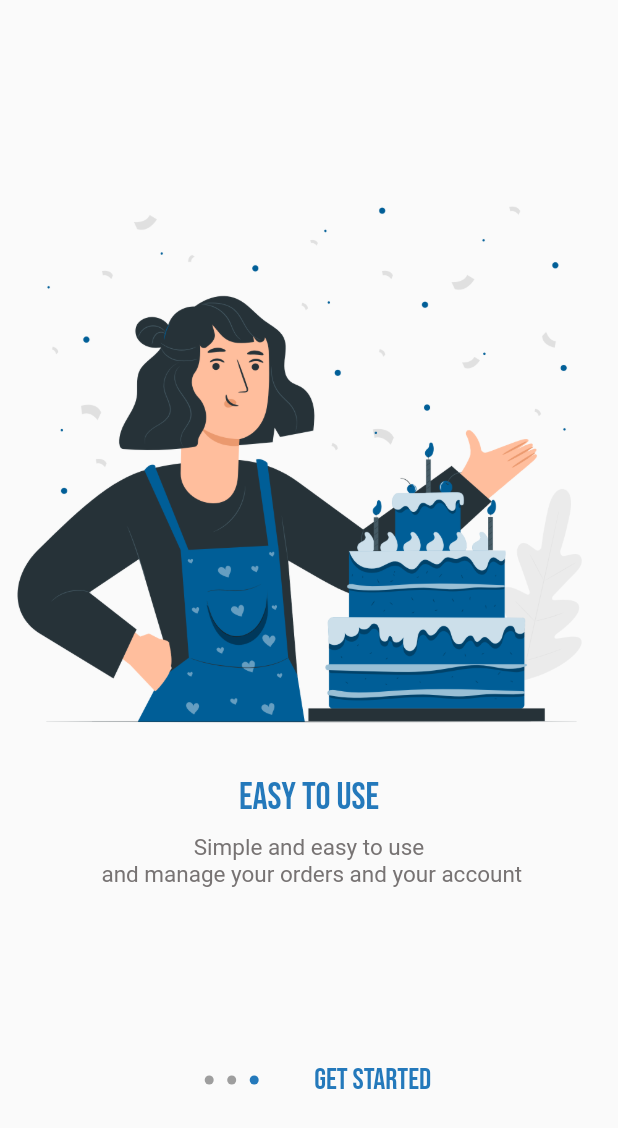
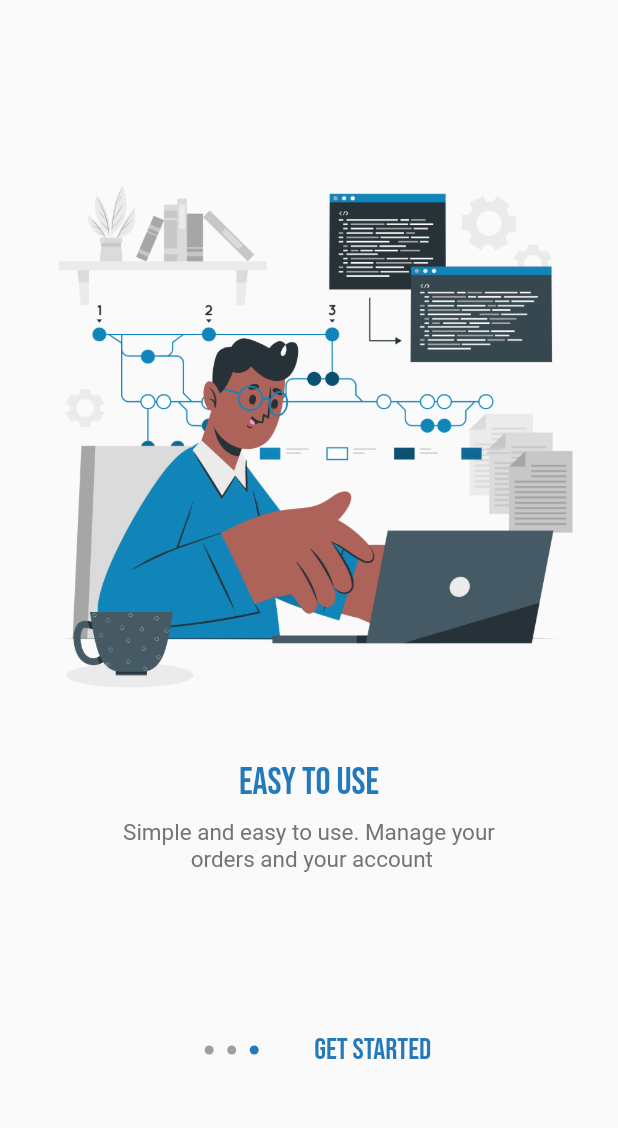
Before and after one commit to abduseK/Cake-App, a Flutter app: the screen it shows after launch, on a phone screen of 412 x 824 dp. Shown: the top 1128 px of the screen. Run offline on Flutter 3.47's test engine with Material 2 defaults, Android fonts, the phone set to English and light mode, and no system bars.

Commit message:
some changes on the onboarding screen

```diff
--- a/lib/main.dart
+++ b/lib/main.dart
@@ -11,6 +11,7 @@ class MyApp extends StatelessWidget {
   @override
   Widget build(BuildContext context) {
     return MaterialApp(
+      debugShowCheckedModeBanner: false,
       home: MyHomePage(),
     );
   }
@@ -25,6 +26,7 @@ class _MyHomePageState extends State<MyHomePage> {
   @override
   Widget build(BuildContext context) {
     return const MaterialApp(
+      debugShowCheckedModeBanner: false,
       home: OnBoardScreen(),
     );
   }
--- a/lib/screens/dotMarkers.dart
+++ b/lib/screens/dotMarkers.dart
@@ -1,6 +1,5 @@
+// ignore: file_names
 import 'package:flutter/material.dart';
-import 'package:flutter/src/widgets/framework.dart';
-import 'package:flutter/src/widgets/placeholder.dart';
 
 class DotMarkers extends StatelessWidget {
   final bool isActive;
--- a/lib/screens/onBoardScreen.dart
+++ b/lib/screens/onBoardScreen.dart
@@ -20,16 +20,17 @@ class _OnBoardScreenState extends State<OnBoardScreen> {
     OnBaord(
         title: "Custom your cake",
         image: "images/ill1.png",
-        description: "Custom your cake as you like, whenever you want"),
+        description:
+            "Custom your cake as you like, whenever you want \n from bread to topping, Everything"),
     OnBaord(
         title: "Order from your home",
         image: "images/ill2.png",
         description: "Order your cake from your home... fast"),
     OnBaord(
         title: "Easy to use",
-        image: "images/ill1.png",
+        image: "images/ill3.png",
         description:
-            "Simple and easy to use \n and manage your orders and your account"),
+            "Simple and easy to use. Manage your \n orders and your account"),
   ];
 
   @override
@@ -58,6 +59,7 @@ class _OnBoardScreenState extends State<OnBoardScreen> {
   @override
   Widget build(BuildContext context) {
     return MaterialApp(
+      debugShowCheckedModeBanner: false,
       home: Scaffold(
           body: Column(
         mainAxisAlignment: MainAxisAlignment.center,
@@ -80,7 +82,7 @@ class _OnBoardScreenState extends State<OnBoardScreen> {
             ),
           ),
           Padding(
-            padding: const EdgeInsets.only(bottom: 80.0),
+            padding: const EdgeInsets.only(bottom: 100.0),
             child: Row(
               mainAxisAlignment: MainAxisAlignment.center,
               children: [
--- a/pubspec.yaml
+++ b/pubspec.yaml
@@ -62,6 +62,7 @@ flutter:
   assets:
     - images/ill1.png
     - images/ill2.png
+    - images/ill3.png
 
   # An image asset can refer to one or more resolution-specific "variants", see
   # https://flutter.dev/assets-and-images/#resolution-aware
```
Also changed, not shown: images/ill3.png (added).
